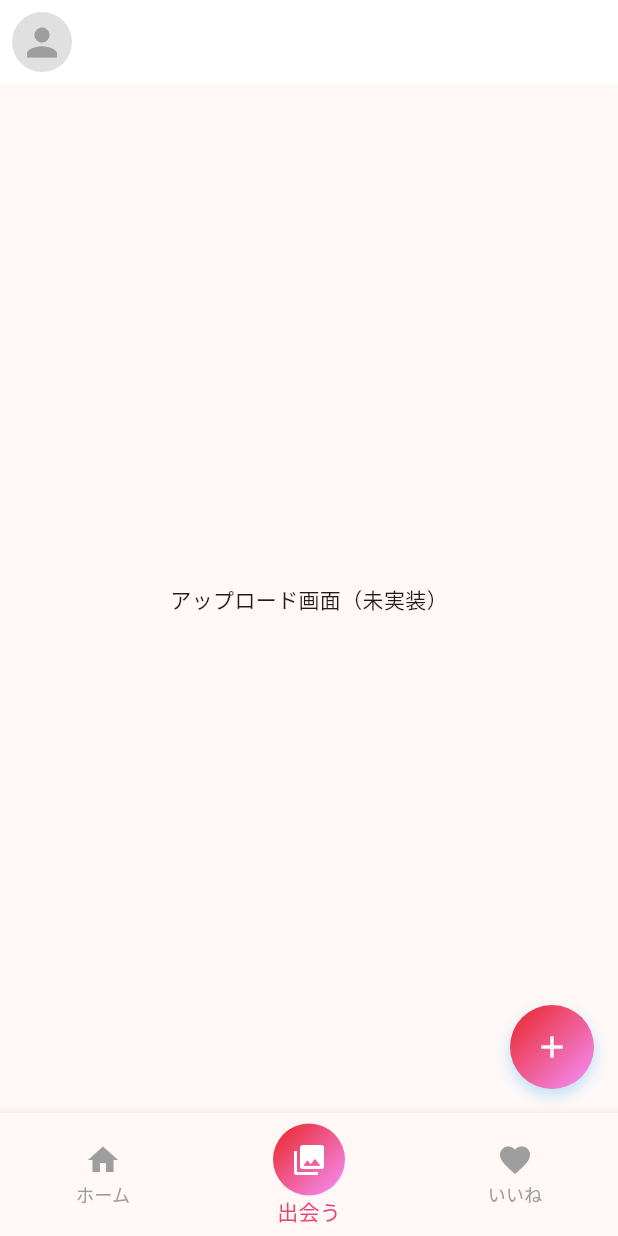
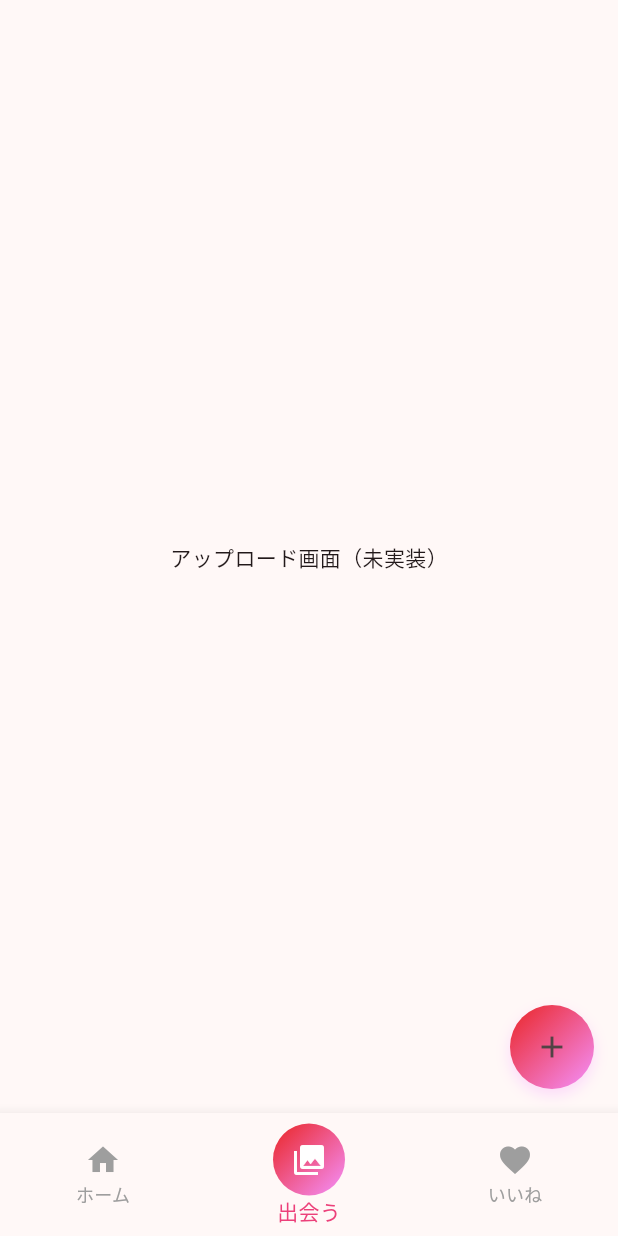
Before and after one commit to nayu104/PictureMatch, a Flutter app: the screen it shows after launch, item 2 of the bottom bar chosen, on a phone screen of 412 x 824 dp. Run offline on Flutter 3.47's test engine with Material 3 defaults, Android fonts, the light colour scheme and no system bars; our stand-ins replace google_fonts; network calls fail.

Commit message:
fix: 軽微なUI修正

```diff
--- a/lib/core/main_screen.dart
+++ b/lib/core/main_screen.dart
@@ -25,7 +25,7 @@ class _MainScreenState extends State<MainScreen> {
     ),
     const ProfileScreen(),
   ];
-
+  // TODO: リバーポットの処理に置き換える
   void _onItemTapped(int index) {
     setState(() {
       _selectedIndex = index;
@@ -35,21 +35,6 @@ class _MainScreenState extends State<MainScreen> {
   @override
   Widget build(BuildContext context) {
     return Scaffold(
-      appBar: AppBar(
-         backgroundColor: Colors.white,
-       leading: Padding(
-      padding: const EdgeInsets.all(8),
-      child: CircleAvatar(
-        radius: 20,
-        backgroundColor: Colors.grey[300],
-        child: const Icon(
-          Icons.person,
-          size: 30,
-          color: Colors.grey,
-        ),
-      ),
-    ),
-      ),
       body: IndexedStack(
         index: _selectedIndex,
         children: _screens,
@@ -58,19 +43,24 @@ class _MainScreenState extends State<MainScreen> {
         currentIndex: _selectedIndex,
         onTap: _onItemTapped,
       ),
+
+      // 画像アップロードボタン
       floatingActionButton: Container(
         width: 56,
         height: 56,
         decoration: BoxDecoration(
           gradient: const LinearGradient(
-            colors: [Color.fromARGB(255, 234, 37, 37), Color.fromARGB(255, 244, 145, 253)],
+            colors: [
+              Color.fromARGB(255, 234, 37, 37),
+              Color.fromARGB(255, 244, 145, 253),
+            ],
             begin: Alignment.topLeft,
             end: Alignment.bottomRight,
           ),
           shape: BoxShape.circle,
           boxShadow: [
             BoxShadow(
-              color: const Color(0xFF1DA1F2).withValues(alpha: 0.3),
+              color: Color.fromARGB(255, 244, 145, 253).withValues(alpha: 0.3),
               blurRadius: 8,
               offset: const Offset(0, 4),
             ),
@@ -78,13 +68,18 @@ class _MainScreenState extends State<MainScreen> {
         ),
         child: IconButton(
           onPressed: () {
+            // TODO: 画像アップロード機能を実装
             Navigator.push(
               context,
-              MaterialPageRoute<void>(builder: (context) => const ImageUploadScreen()),
+              MaterialPageRoute<void>(
+                builder: (context) => const ImageUploadScreen(),
+              ),
             );
           },
-          icon: const Icon(Icons.add, color: Colors.white),
+          icon: const Icon(
+            Icons.add,
           ),
+        ),
       ),
     );
   }
--- a/lib/features/setting/presentation/page/setting_screen.dart
+++ b/lib/features/setting/presentation/page/setting_screen.dart
@@ -6,7 +6,8 @@ class SettingScreen extends StatelessWidget {
 
   @override
   Widget build(BuildContext context) {
-    return const Scaffold(
+    return Scaffold(
+      appBar: AppBar(),
       body: Center(
         child: Text('設定画面'),
       ),
```
Also changed, not shown: lib/core/widgets/common_profile_button.dart (added, +33 -0 lines), lib/features/home/presentation/page/home_screen.dart (+3 -14 lines), lib/features/profile/presentation/page/profile_screen.dart (+9 -1 lines).
